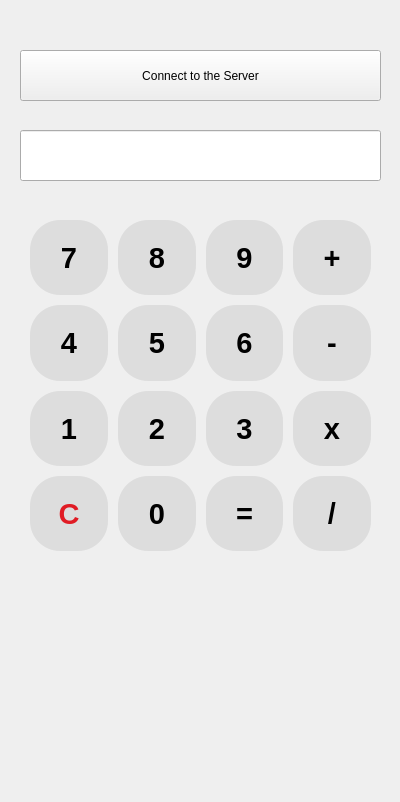
First picture: the form in Client/widget.ui, repository Rafail-Mukhutdinov/Zota_Project, before the edit.
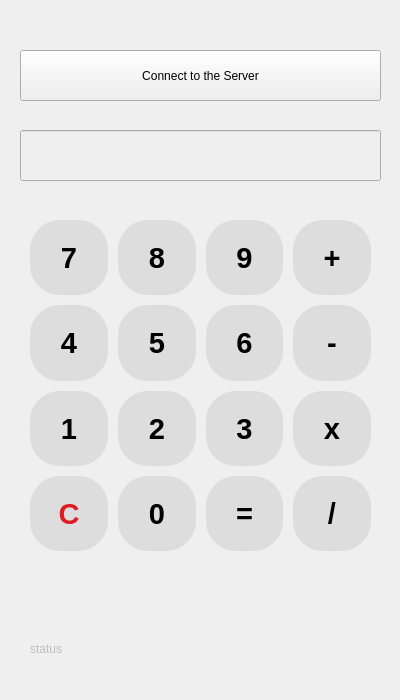
Second picture: the form after the edit.

Commit message: Added status tag

Diff of the .ui file:
```diff
--- a/Client/widget.ui
+++ b/Client/widget.ui
@@ -7,19 +7,19 @@
     <x>0</x>
     <y>0</y>
     <width>400</width>
-    <height>802</height>
+    <height>700</height>
    </rect>
   </property>
   <property name="minimumSize">
    <size>
     <width>400</width>
-    <height>802</height>
+    <height>700</height>
    </size>
   </property>
   <property name="maximumSize">
    <size>
     <width>400</width>
-    <height>802</height>
+    <height>700</height>
    </size>
   </property>
   <property name="sizeIncrement">
@@ -585,6 +585,9 @@
    </layout>
   </widget>
   <widget class="QLineEdit" name="lineEdit">
+   <property name="enabled">
+    <bool>false</bool>
+   </property>
    <property name="geometry">
     <rect>
      <x>20</x>
@@ -605,6 +608,22 @@
     <set>Qt::AlignRight|Qt::AlignTrailing|Qt::AlignVCenter</set>
    </property>
   </widget>
+  <widget class="QLabel" name="label_text_status">
+   <property name="enabled">
+    <bool>false</bool>
+   </property>
+   <property name="geometry">
+    <rect>
+     <x>30</x>
+     <y>640</y>
+     <width>66</width>
+     <height>17</height>
+    </rect>
+   </property>
+   <property name="text">
+    <string>status </string>
+   </property>
+  </widget>
  </widget>
  <resources/>
  <connections/>
```
